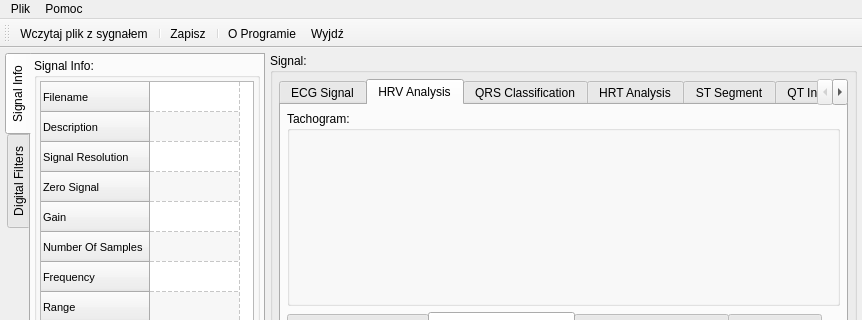
This is ecganalyzer.ui in mateuszbaran/ECG-analyzer as Qt 5 draws it before an edit; both pictures show x 0 to 862 and y 0 to 320 of the 862 by 530 pixel window. The edited form follows.
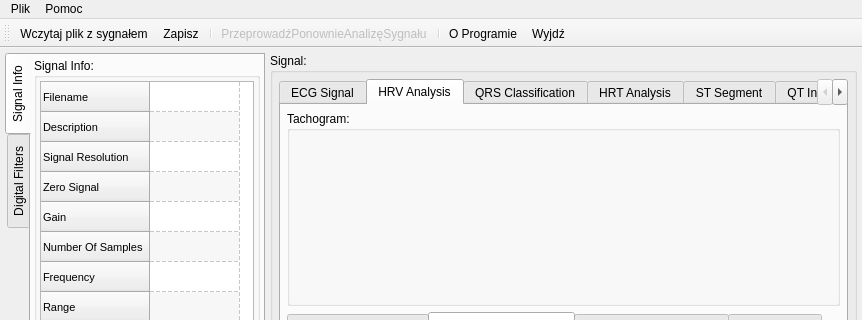
This is the edited form. Icons and pictures are not drawn. Custom widgets are drawn as their Qt base class.

Commit message: * Dodano przycisk "Przeprowadź ponownie analizę sygnału" aktywnego dopiero po wczytaniu sygnału (pozwoli to na ponowną analizę sygnału po zmianie parametrów na zakładce "Digital Filters")

```diff
--- a/ecganalyzer.ui
+++ b/ecganalyzer.ui
@@ -774,9 +774,10 @@
     <bool>false</bool>
    </attribute>
    <addaction name="actionWczytaj_plik_z_sygnalem"/>
-   <addaction name="separator"/>
    <addaction name="actionZapiszPlik"/>
    <addaction name="separator"/>
+   <addaction name="actionPrzeprowadzPonownieAnalizeSygnalu"/>
+   <addaction name="separator"/>
    <addaction name="actionO_Programie"/>
    <addaction name="actionWyjdz"/>
   </widget>
@@ -841,6 +842,18 @@
     <string>Zapisz jako...</string>
    </property>
   </action>
+  <action name="actionPrzeprowadzPonownieAnalizeSygnalu">
+   <property name="enabled">
+    <bool>false</bool>
+   </property>
+   <property name="icon">
+    <iconset resource="ecganalyzer.qrc">
+     <normaloff>:/ECGanalyzer/icons/restart.png</normaloff>:/ECGanalyzer/icons/restart.png</iconset>
+   </property>
+   <property name="text">
+    <string>PrzeprowadźPonownieAnalizęSygnału</string>
+   </property>
+  </action>
  </widget>
  <layoutdefault spacing="6" margin="11"/>
  <customwidgets>
```
The commit also changes 3 other files.
